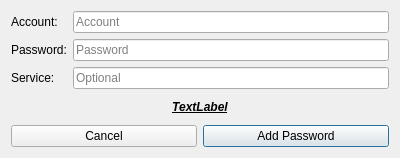
Old version of the form Operations-Features/passwordmanager_addpassword.ui in the repository therealMaPMaKeR/MMDiary.
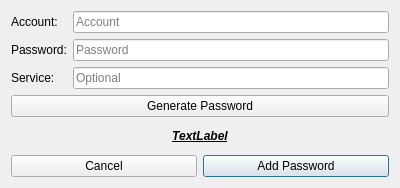
New version of the form.

Commit message: generatepw impl part1

Patch:
```diff
--- a/Operations-Features/passwordmanager_addpassword.ui
+++ b/Operations-Features/passwordmanager_addpassword.ui
@@ -7,7 +7,7 @@
     <x>0</x>
     <y>0</y>
     <width>400</width>
-    <height>158</height>
+    <height>188</height>
    </rect>
   </property>
   <property name="windowTitle">
@@ -60,6 +60,13 @@
      </item>
     </layout>
    </item>
+   <item>
+    <widget class="QPushButton" name="pushButton_GenPassword">
+     <property name="text">
+      <string>Generate Password</string>
+     </property>
+    </widget>
+   </item>
    <item>
     <widget class="QLabel" name="label_ErrorDisplay">
      <property name="font">
```
The commit also changes 1 other file.
